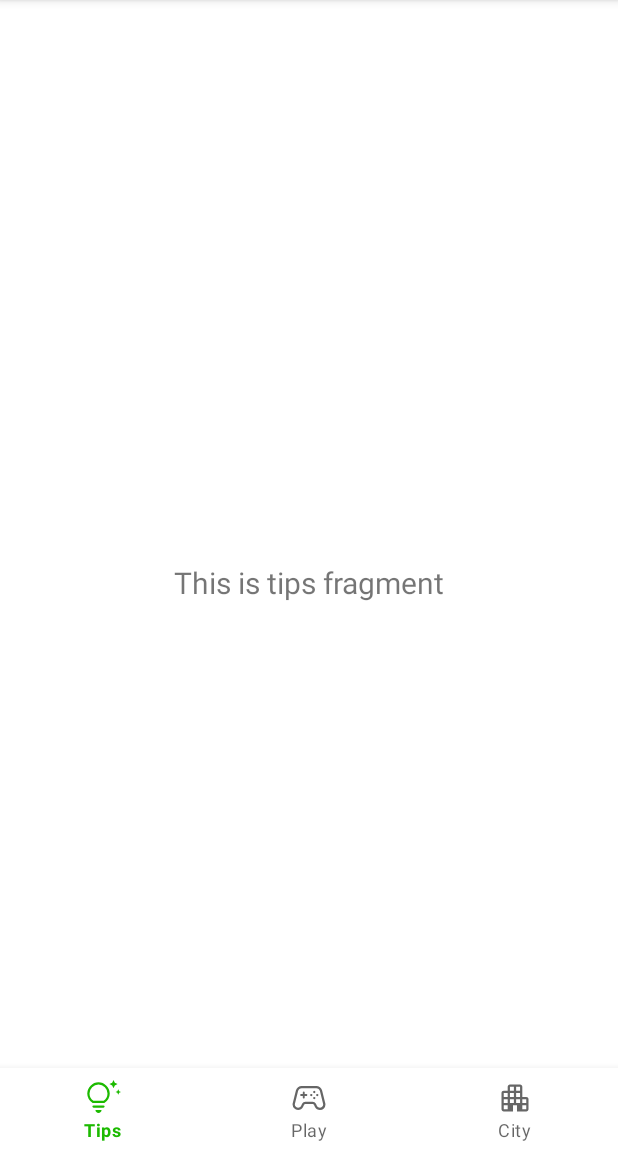
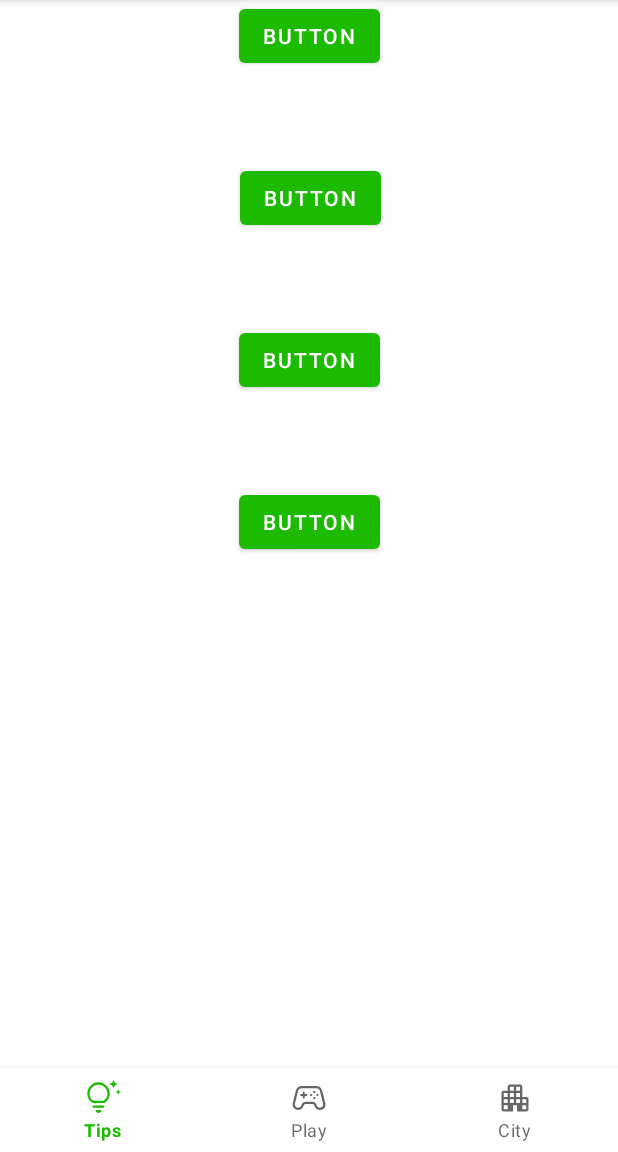
Before and after one commit to jackschedel/savethecity, an Android app: the TipsFragment screen opened through its navigation route, on a phone screen of 412 x 824 dp, the part 84-1236 px from its top. Run offline under Robolectric (Android 15) with nearby library versions, the phone set to English and light mode, and no system bars; our stand-ins replace navigation-ui; 2 statements that could not run were skipped.

Commit message:
Pre Tips Background

```diff
--- a/client/app/src/main/java/com/citysavers/savethecity/FishgameActivity.java
+++ b/client/app/src/main/java/com/citysavers/savethecity/FishgameActivity.java
@@ -561,7 +561,7 @@ public class FishgameActivity extends AppCompatActivity {
 
     private void onWin(){
 
-        ConstraintLayout winScreen = (ConstraintLayout)findViewById(R.id.winScreen);
+        ConstraintLayout winScreen = (ConstraintLayout)findViewById(R.id.water);
         winScreen.setVisibility(View.VISIBLE);
     }
 
--- a/client/app/src/main/java/com/citysavers/savethecity/LightsgameActivity.java
+++ b/client/app/src/main/java/com/citysavers/savethecity/LightsgameActivity.java
@@ -7,8 +7,6 @@ import androidx.appcompat.app.AppCompatActivity;
 import androidx.constraintlayout.widget.ConstraintLayout;
 
 import java.util.Random;
-import java.util.Timer;
-import java.util.TimerTask;
 
 import android.os.Build;
 import android.os.Bundle;
@@ -18,10 +16,8 @@ import android.os.Looper;
 import android.view.MotionEvent;
 import android.view.View;
 import android.view.WindowInsets;
-import android.widget.ImageButton;
 import android.widget.ImageView;
 import android.widget.ProgressBar;
-import android.widget.TextView;
 
 import com.citysavers.savethecity.databinding.ActivityLightsgameBinding;
 
@@ -347,7 +343,7 @@ public class LightsgameActivity extends AppCompatActivity {
 //        thread.start();
 //    }
     private void onWin(){
-        ConstraintLayout winScreen = (ConstraintLayout)findViewById(R.id.winScreen);
+        ConstraintLayout winScreen = (ConstraintLayout)findViewById(R.id.water);
         winScreen.setVisibility(View.VISIBLE);
     }
 
--- a/client/app/src/main/java/com/citysavers/savethecity/RecyclegameActivity.java
+++ b/client/app/src/main/java/com/citysavers/savethecity/RecyclegameActivity.java
@@ -4,12 +4,10 @@ import android.annotation.SuppressLint;
 
 import androidx.appcompat.app.ActionBar;
 import androidx.appcompat.app.AppCompatActivity;
-import androidx.appcompat.view.menu.MenuView;
 import androidx.constraintlayout.widget.ConstraintLayout;
 
 import android.content.Intent;
 import android.graphics.drawable.Drawable;
-import android.graphics.drawable.DrawableWrapper;
 import android.os.Build;
 import android.os.Bundle;
 import android.os.CountDownTimer;
@@ -19,7 +17,6 @@ import android.view.MotionEvent;
 import android.view.View;
 import android.view.WindowInsets;
 import android.widget.Button;
-import android.widget.EditText;
 import android.widget.ImageView;
 import android.widget.TextView;
 
@@ -386,7 +383,7 @@ public class RecyclegameActivity extends AppCompatActivity {
     }
 
     private void onWin(){
-        ConstraintLayout winScreen = (ConstraintLayout)findViewById(R.id.winScreen);
+        ConstraintLayout winScreen = (ConstraintLayout)findViewById(R.id.water);
         winScreen.setVisibility(View.VISIBLE);
     }
 
--- a/client/app/src/main/res/layout/activity_fishgame.xml
+++ b/client/app/src/main/res/layout/activity_fishgame.xml
@@ -334,7 +334,7 @@
 
 
     <androidx.constraintlayout.widget.ConstraintLayout
-        android:id="@+id/winScreen"
+        android:id="@+id/water"
         android:layout_width="match_parent"
         android:layout_height="match_parent"
         android:visibility="gone"
--- a/client/app/src/main/res/layout/activity_lightsgame.xml
+++ b/client/app/src/main/res/layout/activity_lightsgame.xml
@@ -297,7 +297,7 @@
     </androidx.constraintlayout.widget.ConstraintLayout>
 
     <androidx.constraintlayout.widget.ConstraintLayout
-        android:id="@+id/winScreen"
+        android:id="@+id/water"
         android:layout_width="match_parent"
         android:layout_height="match_parent"
         android:visibility="gone"
--- a/client/app/src/main/res/layout/activity_recyclegame.xml
+++ b/client/app/src/main/res/layout/activity_recyclegame.xml
@@ -189,7 +189,7 @@
     </androidx.constraintlayout.widget.ConstraintLayout>
 
     <androidx.constraintlayout.widget.ConstraintLayout
-        android:id="@+id/winScreen"
+        android:id="@+id/water"
         android:layout_width="match_parent"
         android:layout_height="match_parent"
         android:visibility="gone"
--- a/client/app/src/main/res/layout/fragment_tips.xml
+++ b/client/app/src/main/res/layout/fragment_tips.xml
@@ -6,17 +6,80 @@
     android:layout_height="match_parent"
     tools:context=".ui.tips.TipsFragment">
 
-    <TextView
-        android:id="@+id/text_tips"
-        android:layout_width="match_parent"
+    <Button
+        android:id="@+id/waterB"
+        android:layout_width="wrap_content"
         android:layout_height="wrap_content"
-        android:layout_marginStart="8dp"
-        android:layout_marginTop="8dp"
-        android:layout_marginEnd="8dp"
-        android:textAlignment="center"
-        android:textSize="20sp"
-        app:layout_constraintBottom_toBottomOf="parent"
+        android:layout_marginStart="159dp"
+        android:layout_marginEnd="158dp"
+        android:text="Button"
+        app:layout_constraintEnd_toEndOf="parent"
+        app:layout_constraintHorizontal_bias="0.0"
+        app:layout_constraintStart_toStartOf="parent"
+        tools:layout_editor_absoluteY="168dp" />
+
+    <Button
+        android:id="@+id/healthB"
+        android:layout_width="wrap_content"
+        android:layout_height="wrap_content"
+        android:layout_marginStart="159dp"
+        android:layout_marginTop="60dp"
+        android:layout_marginEnd="158dp"
+        android:text="Button"
         app:layout_constraintEnd_toEndOf="parent"
         app:layout_constraintStart_toStartOf="parent"
-        app:layout_constraintTop_toTopOf="parent" />
+        app:layout_constraintTop_toBottomOf="@+id/waterB" />
+
+    <Button
+        android:id="@+id/pollutionB"
+        android:layout_width="wrap_content"
+        android:layout_height="wrap_content"
+        android:layout_marginStart="159dp"
+        android:layout_marginTop="60dp"
+        android:layout_marginEnd="158dp"
+        android:text="Button"
+        app:layout_constraintEnd_toEndOf="parent"
+        app:layout_constraintHorizontal_bias="0.0"
+        app:layout_constraintStart_toStartOf="parent"
+        app:layout_constraintTop_toBottomOf="@+id/healthB" />
+
+    <Button
+        android:id="@+id/energyB"
+        android:layout_width="wrap_content"
+        android:layout_height="wrap_content"
+        android:layout_marginStart="159dp"
+        android:layout_marginTop="60dp"
+        android:layout_marginEnd="158dp"
+        android:text="Button"
+        app:layout_constraintEnd_toEndOf="parent"
+        app:layout_constraintHorizontal_bias="0.0"
+        app:layout_constraintStart_toStartOf="parent"
+        app:layout_constraintTop_toBottomOf="@+id/pollutionB" />
+
+    <androidx.constraintlayout.widget.ConstraintLayout
+        android:id="@+id/water"
+        android:layout_width="match_parent"
+        android:layout_height="match_parent"
+        android:visibility="visible"
+        app:layout_constraintStart_toStartOf="parent"
+        app:layout_constraintTop_toTopOf="parent"/>
+
+    <androidx.constraintlayout.widget.ConstraintLayout
+        android:id="@+id/health"
+        android:layout_width="match_parent"
+        android:layout_height="match_parent"
+        android:visibility="gone"/>
+
+    <androidx.constraintlayout.widget.ConstraintLayout
+        android:id="@+id/pollution"
+        android:layout_width="match_parent"
+        android:layout_height="match_parent"
+        android:visibility="gone"/>
+
+    <androidx.constraintlayout.widget.ConstraintLayout
+        android:id="@+id/energy"
+        android:layout_width="match_parent"
+        android:layout_height="match_parent"
+        android:visibility="gone"/>
+
 </androidx.constraintlayout.widget.ConstraintLayout>
```
